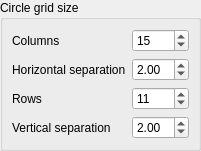
Before: the Qt Designer form lib/zcameracalibrator/finders/zopencvstandard/zcirclegridcalibrationpatternfinderconfigwidget.ui in nikolaseu/neuvision, drawn with Qt 5.
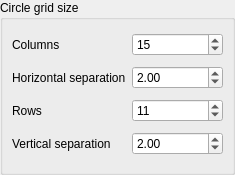
After: the same form once the commit is applied.

Commit message: Small UI changes Use grid layouts

The edit to the form file:
```diff
--- a/lib/zcameracalibrator/finders/zopencvstandard/zcirclegridcalibrationpatternfinderconfigwidget.ui
+++ b/lib/zcameracalibrator/finders/zopencvstandard/zcirclegridcalibrationpatternfinderconfigwidget.ui
@@ -6,8 +6,8 @@
    <rect>
     <x>0</x>
     <y>0</y>
-    <width>181</width>
-    <height>131</height>
+    <width>235</width>
+    <height>175</height>
    </rect>
   </property>
   <property name="windowTitle">
@@ -31,10 +31,7 @@
      <property name="title">
       <string>Circle grid size</string>
      </property>
-     <layout class="QFormLayout" name="formLayout_4">
-      <property name="fieldGrowthPolicy">
-       <enum>QFormLayout::AllNonFixedFieldsGrow</enum>
-      </property>
+     <layout class="QGridLayout" name="gridLayout">
       <item row="0" column="0">
        <widget class="QLabel" name="label_15">
         <property name="text">
```
The commit also changes 6 other files.
